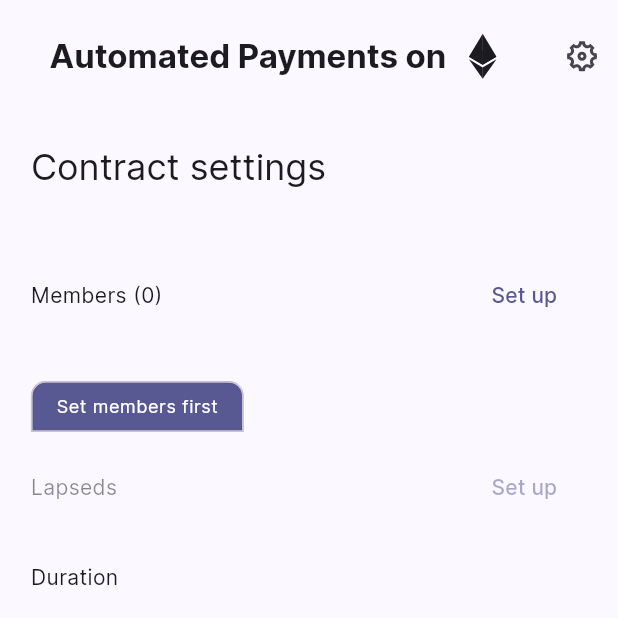
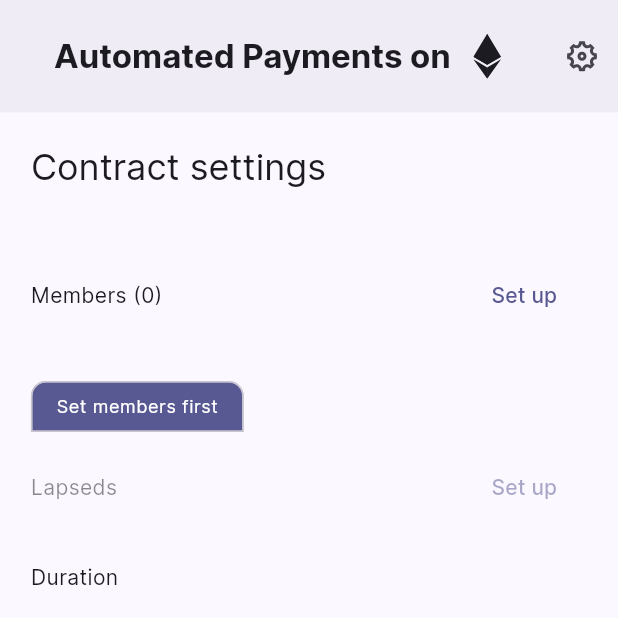
Before and after one commit to pastelcode/automated_payments_on_eth_blockchain_frontend, a Flutter app: the screen it shows after launch, on a phone screen of 412 x 824 dp, the top half of it. Run offline on Flutter 3.47's test engine with Material 2 defaults, Android fonts, the phone set to English and light mode, and no system bars; our stand-ins replace dartz, equatable, flutter_bloc, flutter_remix, flutter_svg, go_router and 1 more.

Commit message:
Improve app bar design

```diff
--- a/lib/core/presentation/widgets/custom_app_bar/custom_app_bar.dart
+++ b/lib/core/presentation/widgets/custom_app_bar/custom_app_bar.dart
@@ -44,7 +44,14 @@ class CustomAppBar extends StatelessWidget implements PreferredSizeWidget {
         style: const TextStyle(
           fontWeight: FontWeight.bold,
         ),
-        child: title,
+        child: Row(
+          children: <Widget>[
+            const SizedBox(
+              width: 20,
+            ),
+            title,
+          ],
+        ),
       ),
       actions: <Widget>[
         ...?actions,
--- a/lib/core/presentation/widgets/custom_modal_bottom_sheet/custom_modal_bottom_sheet.dart
+++ b/lib/core/presentation/widgets/custom_modal_bottom_sheet/custom_modal_bottom_sheet.dart
@@ -77,8 +77,10 @@ class _CustomBottomSheet extends StatelessWidget {
       slivers: <Widget>[
         SliverAppBar(
           toolbarHeight: ApplicationTheme.appBarHeight,
+          backgroundColor: Theme.of(
+            context,
+          ).colorScheme.surface,
           pinned: true,
-          centerTitle: false,
           title: title != null
               ? Row(
                   children: <Widget>[
--- a/lib/core/theme/theme.dart
+++ b/lib/core/theme/theme.dart
@@ -56,9 +56,11 @@ mixin ApplicationTheme {
       useMaterial3: true,
       fontFamily: FontFamily.inter,
       appBarTheme: AppBarTheme(
-        centerTitle: true,
+        centerTitle: false,
         toolbarHeight: appBarHeight,
-        backgroundColor: colorScheme.surface,
+        backgroundColor: colorScheme.surfaceVariant.withOpacity(
+          .5,
+        ),
       ),
       canvasColor: colorScheme.surfaceVariant,
       scaffoldBackgroundColor: colorScheme.surface,
--- a/lib/features/home/presentation/pages/home_page.dart
+++ b/lib/features/home/presentation/pages/home_page.dart
@@ -29,7 +29,6 @@ class HomePage extends StatelessWidget {
     return Scaffold(
       appBar: CustomAppBar(
         title: Row(
-          mainAxisAlignment: MainAxisAlignment.center,
           children: <Widget>[
             const Text(
               'Automated Payments on',
```
